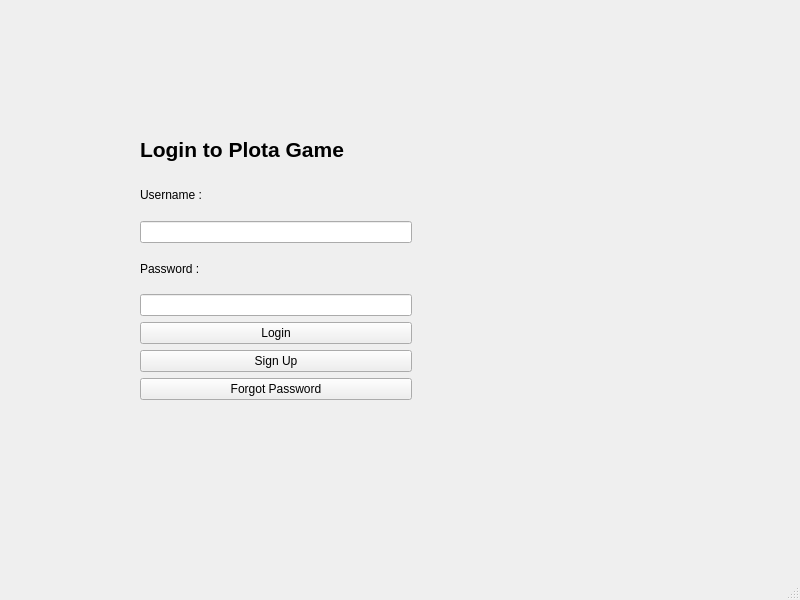
First picture: the form in mainwindow.ui, repository AMiR-Mofateh/PlotaGame, before the edit.
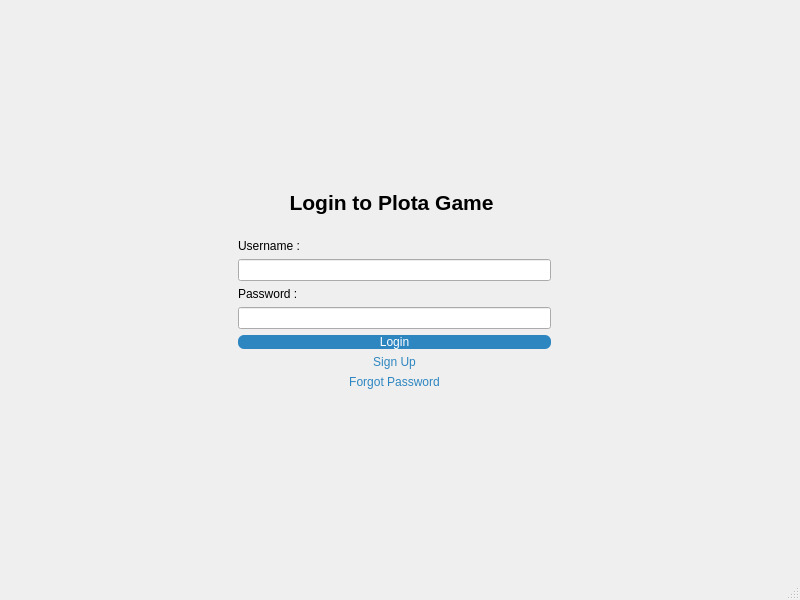
Second picture: the form after the edit.

Commit message: Improve Login UI layout with GridLayout and styling

Diff of the .ui file:
```diff
--- a/mainwindow.ui
+++ b/mainwindow.ui
@@ -14,19 +14,48 @@
    <string>MainWindow</string>
   </property>
   <widget class="QWidget" name="centralwidget">
-   <widget class="QWidget" name="">
+   <layout class="QVBoxLayout" name="verticalLayout_3">
+    <item>
+     <widget class="QStackedWidget" name="stackedWidget">
+      <widget class="QWidget" name="pageLogin&#10;">
+       <widget class="QWidget" name="formContainer&#10;" native="true">
     <property name="geometry">
      <rect>
-      <x>140</x>
-      <y>130</y>
-      <width>272</width>
-      <height>270</height>
+          <x>190</x>
+          <y>120</y>
+          <width>391</width>
+          <height>331</height>
      </rect>
     </property>
     <layout class="QVBoxLayout" name="verticalLayout_2">
-     <property name="sizeConstraint">
-      <enum>QLayout::SizeConstraint::SetDefaultConstraint</enum>
-     </property>
+         <property name="spacing">
+          <number>15</number>
+         </property>
+         <property name="leftMargin">
+          <number>30</number>
+         </property>
+         <property name="topMargin">
+          <number>30</number>
+         </property>
+         <property name="rightMargin">
+          <number>30</number>
+         </property>
+         <property name="bottomMargin">
+          <number>30</number>
+         </property>
+         <item>
+          <spacer name="verticalSpacer_2">
+           <property name="orientation">
+            <enum>Qt::Orientation::Vertical</enum>
+           </property>
+           <property name="sizeHint" stdset="0">
+            <size>
+             <width>20</width>
+             <height>40</height>
+            </size>
+           </property>
+          </spacer>
+         </item>
      <item>
       <widget class="QLabel" name="label">
        <property name="font">
@@ -38,36 +67,29 @@
        <property name="text">
         <string>Login to Plota Game </string>
        </property>
+           <property name="alignment">
+            <set>Qt::AlignmentFlag::AlignCenter</set>
+           </property>
       </widget>
      </item>
      <item>
+          <widget class="QWidget" name="formFields&#10;" native="true">
+           <layout class="QGridLayout" name="gridLayout">
+            <item row="0" column="0">
       <widget class="QLabel" name="label_2">
        <property name="text">
         <string>Username :</string>
        </property>
       </widget>
      </item>
-     <item>
-      <widget class="QLineEdit" name="txtUsername">
-       <property name="enabled">
-        <bool>true</bool>
-       </property>
-       <property name="text">
-        <string> </string>
-       </property>
-       <property name="placeholderText">
-        <string/>
-       </property>
-      </widget>
-     </item>
-     <item>
+            <item row="2" column="0">
       <widget class="QLabel" name="label_3">
        <property name="text">
         <string>Password :</string>
        </property>
       </widget>
      </item>
-     <item>
+            <item row="3" column="0">
       <widget class="QLineEdit" name="txtPassword">
        <property name="text">
         <string/>
@@ -77,22 +99,74 @@
        </property>
       </widget>
      </item>
-     <item>
+            <item row="4" column="0">
       <widget class="QPushButton" name="btnLogin">
+              <property name="sizePolicy">
+               <sizepolicy hsizetype="Preferred" vsizetype="Minimum">
+                <horstretch>35</horstretch>
+                <verstretch>0</verstretch>
+               </sizepolicy>
+              </property>
+              <property name="styleSheet">
+               <string notr="true">QPushButton {
+    background-color: #2E86C1;
+    color: white;
+    border-radius: 6px;
+}
+QPushButton:hover {
+    background-color: #1B4F72;
+}
+</string>
+              </property>
        <property name="text">
         <string>Login</string>
        </property>
       </widget>
      </item>
-     <item>
+            <item row="1" column="0">
+             <widget class="QLineEdit" name="txtUsername">
+              <property name="enabled">
+               <bool>true</bool>
+              </property>
+              <property name="text">
+               <string> </string>
+              </property>
+              <property name="placeholderText">
+               <string/>
+              </property>
+             </widget>
+            </item>
+            <item row="5" column="0">
       <widget class="QPushButton" name="btnSignUp">
+              <property name="styleSheet">
+               <string notr="true">QPushButton {
+    background: transparent;
+    color: #2E86C1;
+    border: none;
+}
+QPushButton:hover {
+    text-decoration: underline;
+}
+</string>
+              </property>
        <property name="text">
         <string>Sign Up</string>
        </property>
       </widget>
      </item>
-     <item>
+            <item row="6" column="0">
       <widget class="QPushButton" name="btnForgot">
+              <property name="styleSheet">
+               <string notr="true">QPushButton {
+    background: transparent;
+    color: #2E86C1;
+    border: none;
+}
+QPushButton:hover {
+    text-decoration: underline;
+}
+</string>
+              </property>
        <property name="text">
         <string>Forgot Password</string>
        </property>
@@ -100,6 +174,61 @@
      </item>
     </layout>
    </widget>
+         </item>
+         <item>
+          <spacer name="verticalSpacer">
+           <property name="orientation">
+            <enum>Qt::Orientation::Vertical</enum>
+           </property>
+           <property name="sizeHint" stdset="0">
+            <size>
+             <width>20</width>
+             <height>40</height>
+            </size>
+           </property>
+          </spacer>
+         </item>
+        </layout>
+       </widget>
+      </widget>
+      <widget class="QWidget" name="pageMainMenu&#10;">
+       <layout class="QVBoxLayout" name="verticalLayout_5">
+        <item>
+         <layout class="QVBoxLayout" name="verticalLayout_4">
+          <item>
+           <widget class="QLabel" name="label_4">
+            <property name="font">
+             <font>
+              <pointsize>16</pointsize>
+              <bold>true</bold>
+             </font>
+            </property>
+            <property name="text">
+             <string>Main Menu</string>
+            </property>
+           </widget>
+          </item>
+          <item>
+           <widget class="QPushButton" name="btnStartGame">
+            <property name="text">
+             <string>PushButton</string>
+            </property>
+           </widget>
+          </item>
+          <item>
+           <widget class="QPushButton" name="btnLogout">
+            <property name="text">
+             <string>PushButton</string>
+            </property>
+           </widget>
+          </item>
+         </layout>
+        </item>
+       </layout>
+      </widget>
+     </widget>
+    </item>
+   </layout>
   </widget>
   <widget class="QMenuBar" name="menubar">
    <property name="geometry">
```
Lines whose indentation alone changed are shown as unchanged.
